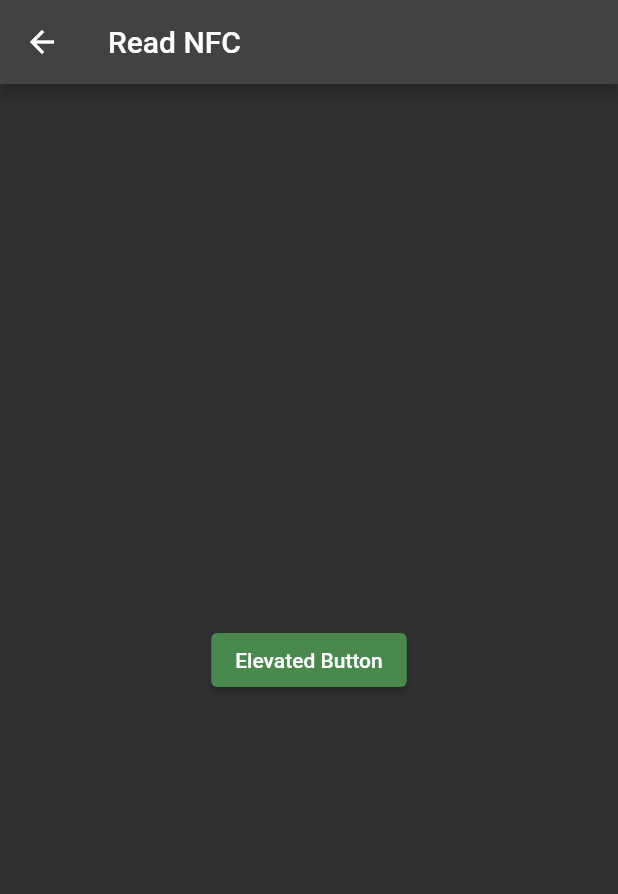
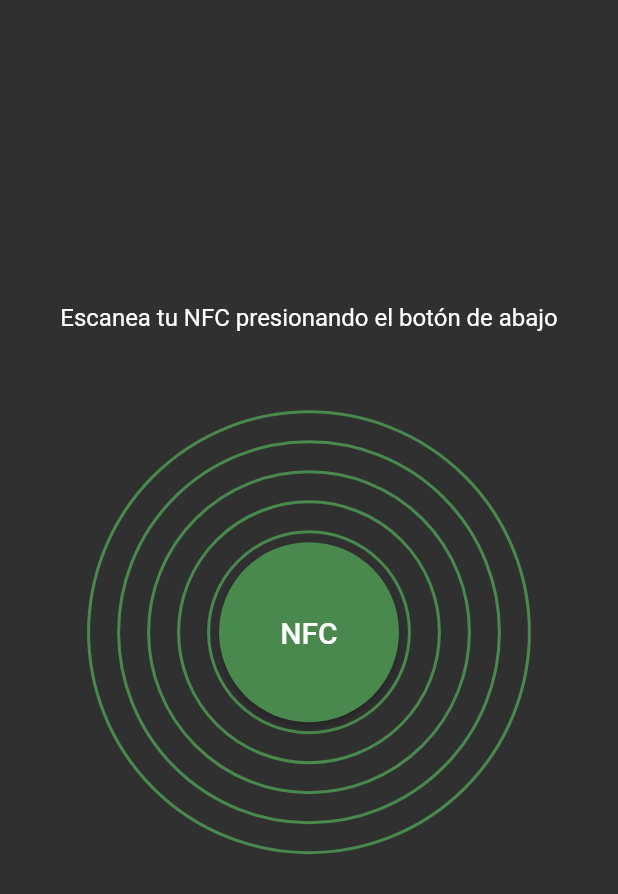
Before and after one commit to TheSebasx11/security-nfc, a Flutter app: the ScanNFCScreen screen opened directly, on a phone screen of 412 x 824 dp. Shown: the top 894 px of the screen. Run offline on Flutter 3.47's test engine with Material 2 defaults, Android fonts, the phone set to English and light mode, and no system bars; missing offline and left inert: nfc_manager, responsive_grid_list, web3dart; accounts and stored records are empty.

Commit message:
nfc reader screen, and the other screens

```diff
--- a/lib/main.dart
+++ b/lib/main.dart
@@ -28,7 +28,8 @@ class MyApp extends StatelessWidget {
       title: 'Security NFC',
       debugShowCheckedModeBanner: false,
       //home: const LoginScreen(),
-      home: HomeScreen(),
+      home: DoctorReadScreen(),
+
     );
   }
 }
--- a/lib/models/nfc.dart
+++ b/lib/models/nfc.dart
@@ -7,6 +7,7 @@ class NFC {
 
   NFC({
     required this.id,
+    // ignore: non_constant_identifier_names
     required this.NFCID,
     required this.owner,
     required this.ownerDNI,
--- a/lib/providers/user_service.dart
+++ b/lib/providers/user_service.dart
@@ -7,7 +7,6 @@ import 'package:flutter/services.dart';
 import 'package:web3dart/web3dart.dart';
 import 'package:http/http.dart' as http;
 import 'package:web_socket_channel/io.dart';
-import '../models/nfc.dart';
 
 class UserService extends ChangeNotifier {
   late User user;
--- /dev/null
+++ b/lib/screens/animation_screen.dart
@@ -0,0 +1,98 @@
+import 'dart:math' as math;
+
+import 'package:flutter/material.dart';
+
+class CircleWaveRoute extends StatefulWidget {
+  final Widget child;
+  const CircleWaveRoute({Key? key, required this.child}) : super(key: key);
+
+  @override
+  _CircleWaveRouteState createState() => _CircleWaveRouteState();
+}
+
+class _CircleWaveRouteState extends State<CircleWaveRoute>
+    with SingleTickerProviderStateMixin {
+  double waveRadius = 1.0;
+  double waveGap = 5.0;
+  late Animation<double> _animation;
+  late AnimationController controller;
+
+  @override
+  void initState() {
+    super.initState();
+    controller = AnimationController(
+        duration: Duration(seconds: 4, milliseconds: 0), vsync: this)..repeat();
+
+    controller.forward();
+
+    controller.addStatusListener((status) {
+      if (status == AnimationStatus.completed) {
+        controller.reverse();
+      } else if (status == AnimationStatus.dismissed) {
+        controller.forward();
+      }
+    });
+  }
+
+  @override
+  Widget build(BuildContext context) {
+    _animation = Tween(begin: 0.0, end: waveGap).animate(controller)
+      ..addListener(() {
+        setState(() {
+          waveRadius = 10*math.sin(_animation.value);
+        });
+      });
+ThemeData theme = Theme.of(context);
+    return Stack(
+        alignment: Alignment.center,
+        children: [
+
+          CustomPaint(
+            size: const Size(400,400),
+            painter: CircleWavePainter(waveRadius, theme.primaryColor),
+          ),
+          Align(alignment: Alignment.center, child: widget.child,),
+        ],
+
+    );
+  }
+
+  @override
+  void dispose() {
+    controller.dispose();
+    super.dispose();
+  }
+}
+
+class CircleWavePainter extends CustomPainter {
+  final double waveRadius;
+  late Paint wavePaint;
+  CircleWavePainter(this.waveRadius, Color color) {
+    wavePaint = Paint()
+      ..color = color
+      ..style = PaintingStyle.stroke
+      ..strokeWidth = 2.0
+      ..isAntiAlias = true;
+  }
+  @override
+  void paint(Canvas canvas, Size size) {
+    double centerX = size.width / 2.0;
+    double centerY = size.height / 2.0;
+    double maxRadius = 150;//hypot(centerX, centerY);
+
+    var currentRadius = waveRadius;
+    while (currentRadius < maxRadius) {
+      canvas.drawCircle(Offset(centerX, centerY), currentRadius, wavePaint);
+      currentRadius += 20.0;
+    }
+  }
+
+  @override
+  bool shouldRepaint(CircleWavePainter oldDelegate) {
+    return oldDelegate.waveRadius != waveRadius;
+  }
+
+  double hypot(double x, double y) {
+    return math.sqrt(x * x + y * y);
+  }
+}
--- a/lib/screens/scan_screen.dart
+++ b/lib/screens/scan_screen.dart
@@ -2,6 +2,9 @@ import 'package:flutter/material.dart';
 import 'dart:convert';
 import 'package:nfc_manager/nfc_manager.dart';
 import 'package:nfc_manager/platform_tags.dart';
+
+import 'animation_screen.dart';
+import 'screens.dart';
 
 class ScanNFCScreen extends StatefulWidget {
   const ScanNFCScreen({Key? key}) : super(key: key);
@@ -18,6 +21,34 @@ class ScanNFCScreenState extends State<ScanNFCScreen> {
     const String generalID = "1005683926";
     final theme = Theme.of(context);
     return Scaffold(
+      body: SafeArea(
+        child: Column(
+          mainAxisAlignment: MainAxisAlignment.center,
+          children: [
+            Text(
+              "Escanea tu NFC presionando el botón de abajo",
+              textAlign: TextAlign.center,
+              style: theme.textTheme.titleMedium,
+            ),
+            CircleWaveRoute(
+              child: ElevatedButton(
+                style: ButtonStyle(
+                    fixedSize: MaterialStatePropertyAll(Size(120, 120)),
+                    shape: MaterialStatePropertyAll(RoundedRectangleBorder(
+                      borderRadius: BorderRadius.circular(500),
+                    ))),
+                onPressed: () => _tagRead(context),
+                child: const Text(
+                  "NFC",
+                  style: TextStyle(fontSize: 20),
+                  textAlign: TextAlign.center,
+                ),
+              ),
+            ),
+          ],
+        ),
+      ),
+    ); /*Scaffold(
       appBar: AppBar(title: const Text('Read NFC')),
       body: SafeArea(
         child: FutureBuilder<bool>(
@@ -102,7 +133,7 @@ class ScanNFCScreenState extends State<ScanNFCScreen> {
           },
         ),
       ),
-    );
+    );*/
   }
 
   void Navigate(int id, BuildContext context) async {
@@ -123,10 +154,11 @@ class ScanNFCScreenState extends State<ScanNFCScreen> {
   }
 
   showLoaderDialog(BuildContext context, String Mensaje) {
+    ThemeData theme = Theme.of(context);
     AlertDialog alert = AlertDialog(
       content: Row(
         children: [
-          const CircularProgressIndicator(),
+          CircularProgressIndicator(color: theme.primaryColor),
           Container(
               margin: const EdgeInsets.only(left: 10), child: Text(Mensaje)),
         ],
@@ -143,7 +175,7 @@ class ScanNFCScreenState extends State<ScanNFCScreen> {
 
   void _tagRead(BuildContext context) {
     showLoaderDialog(context, "Escanea tu NFC...");
-    NfcManager.instance.startSession(onDiscovered: (NfcTag tag) async {
+    /*NfcManager.instance.startSession(onDiscovered: (NfcTag tag) async {
       AsciiCodec ascii = const AsciiCodec();
       List<int> Payload =
           tag.data["ndef"]["cachedMessage"]["records"][1]["payload"];
@@ -156,7 +188,11 @@ class ScanNFCScreenState extends State<ScanNFCScreen> {
       Navigator.pop(context);
       Navigate(int.parse(msg), context);
       NfcManager.instance.stopSession();
-    });
+    });*/
+    Future.delayed(
+        const Duration(seconds: 3),
+        () => Navigator.of(context).pushReplacement(
+            MaterialPageRoute(builder: (context) => const DoctorReadScreen())));
   }
 
   void _unlock() {
--- a/lib/screens/screens.dart
+++ b/lib/screens/screens.dart
@@ -2,3 +2,4 @@ export "home_screen.dart";
 export "login_screen.dart";
 export "scan_screen.dart";
 export 'doctor_screen.dart';
+export "animation_screen.dart";
```
Also changed, not shown: lib/providers/nfc_service.dart (+4 -3 lines), lib/screens/doctor_screen.dart (+29 -3 lines), package-lock.json.
